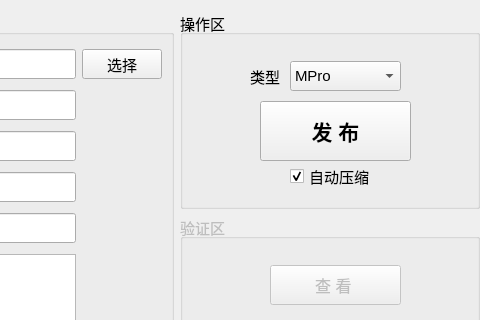
Before: the Qt Designer form mpro_app/home/home_workwid.ui in ChinaClever/MPro-Tools, drawn with Qt 5; both pictures show x 628 to 1108 and y 0 to 320 of the 1108 by 413 pixel window.
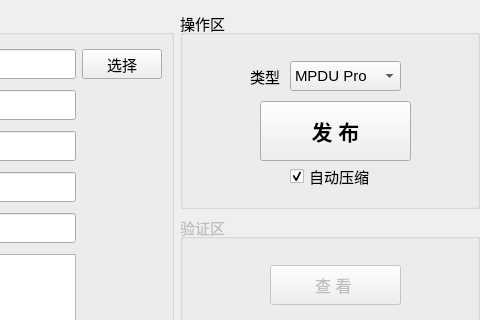
After: the same form once the commit is applied.

Commit message: 更新 home_workwid.ui

What changed in the file:
```diff
--- a/mpro_app/home/home_workwid.ui
+++ b/mpro_app/home/home_workwid.ui
@@ -365,7 +365,7 @@
       </property>
       <item>
        <property name="text">
-        <string>MPro</string>
+        <string>MPDU Pro</string>
        </property>
       </item>
      </widget>
```
